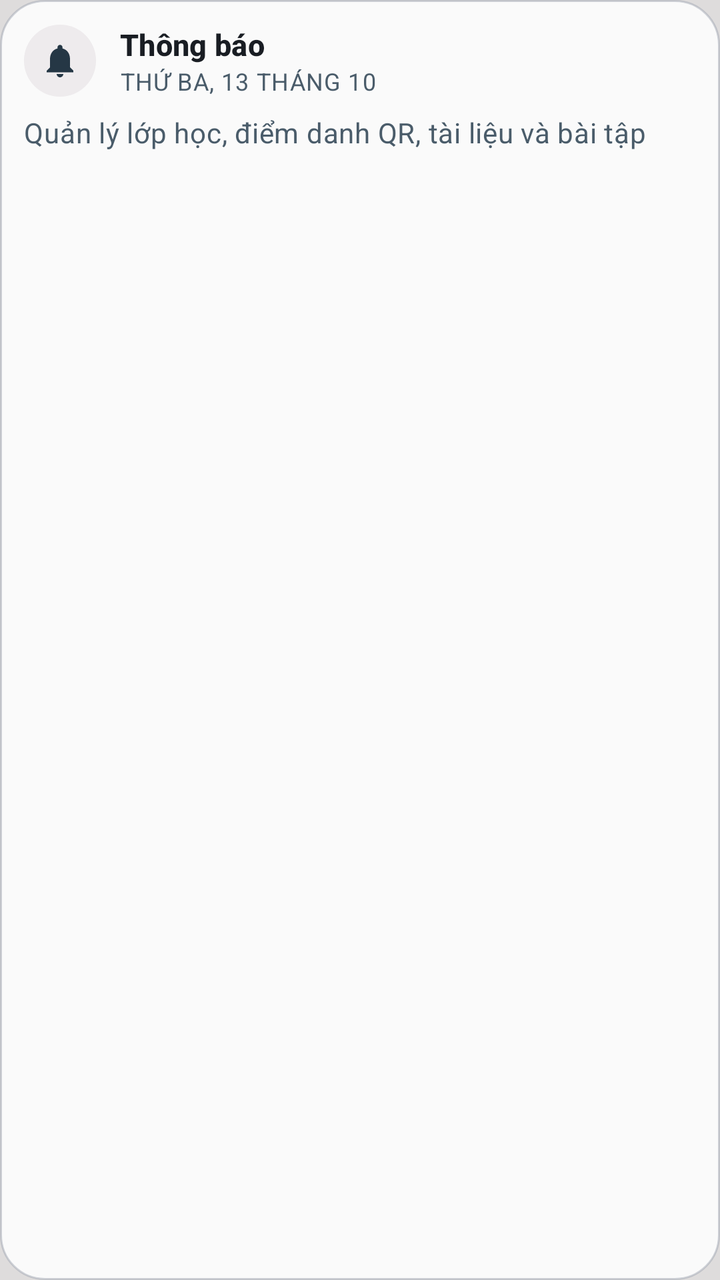
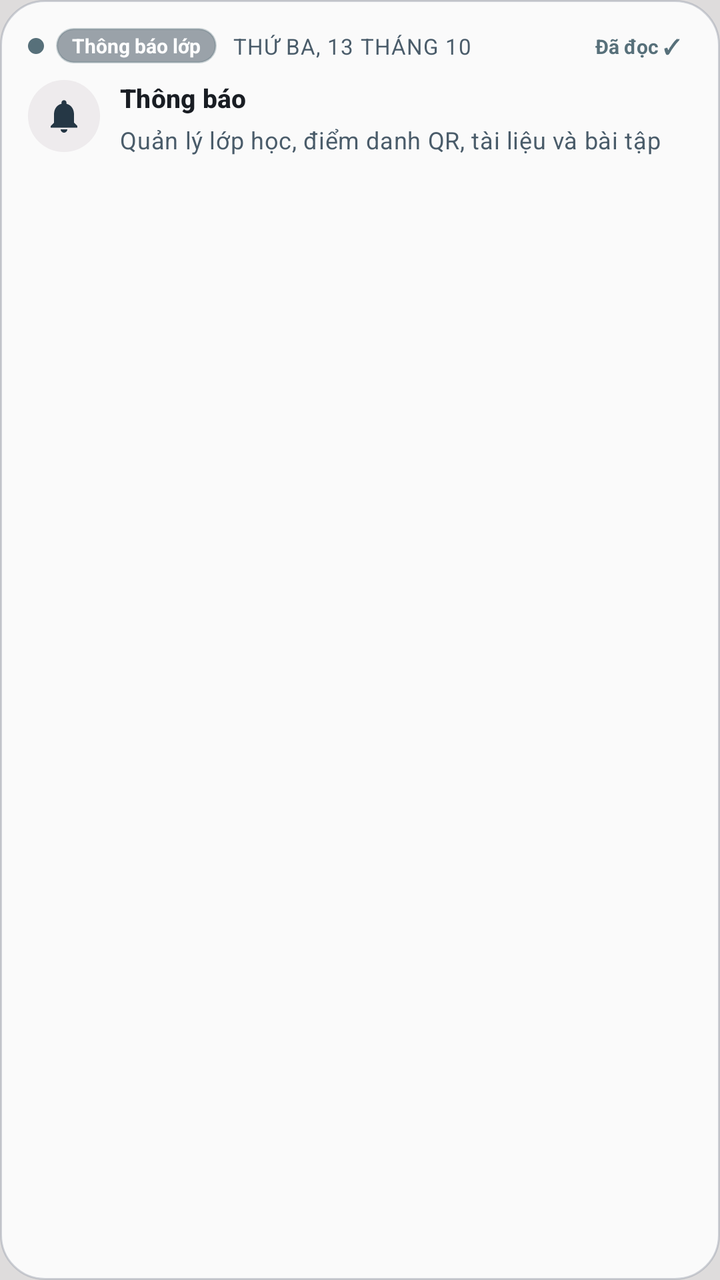

Before-and-after screenshots of an Android layout around one commit, followed by the original layout XML and the change that was made.
<!-- AndroidManifest.xml: application theme Theme.UniClassApp -->
<!-- res/layout/item_notification_row.xml -->
<?xml version="1.0" encoding="utf-8"?>
<LinearLayout xmlns:android="http://schemas.android.com/apk/res/android"
    xmlns:app="http://schemas.android.com/apk/res-auto"
    android:id="@+id/rowNotificationRoot"
    android:layout_width="match_parent"
    android:layout_height="wrap_content"
    android:layout_marginBottom="@dimen/space_8"
    android:background="@drawable/bg_unified_surface_card"
    android:minHeight="90dp"
    android:orientation="vertical"
    android:padding="@dimen/space_12">

    <LinearLayout
        android:layout_width="match_parent"
        android:layout_height="wrap_content"
        android:gravity="center_vertical"
        android:orientation="horizontal">

        <FrameLayout
            android:id="@+id/flNotifIconTile"
            android:layout_width="36dp"
            android:layout_height="36dp"
            android:background="@drawable/bg_circle_aura">

            <ImageView
                android:id="@+id/ivNotifIcon"
                android:layout_width="20dp"
                android:layout_height="20dp"
                android:layout_gravity="center"
                android:contentDescription="@null"
                android:src="@drawable/ic_notification"
                app:tint="@color/color_primary" />
        </FrameLayout>

        <LinearLayout
            android:layout_width="0dp"
            android:layout_height="wrap_content"
            android:layout_marginHorizontal="@dimen/space_12"
            android:layout_weight="1"
            android:orientation="vertical">

            <TextView
                android:id="@+id/tvNotifTitle"
                style="@style/TextAppearance.EduLens.Subtitle"
                android:layout_width="match_parent"
                android:layout_height="wrap_content"
                android:ellipsize="end"
                android:maxLines="1"
                android:text="@string/nav_notifications"
                android:textColor="@color/uc_text_primary" />

            <TextView
                android:id="@+id/tvNotifTime"
                style="@style/TextAppearance.EduLens.Caption"
                android:layout_width="match_parent"
                android:layout_height="wrap_content"
                android:text="@string/today_date"
                android:textColor="@color/uc_text_secondary" />
        </LinearLayout>

        <TextView
            android:id="@+id/tvUrgentTag"
            style="@style/TextAppearance.EduLens.Badge"
            android:layout_width="wrap_content"
            android:layout_height="wrap_content"
            android:background="@drawable/bg_tag_red"
            android:paddingHorizontal="@dimen/space_8"
            android:paddingVertical="2dp"
            android:text="@string/tag_urgent"
            android:textColor="@color/color_error"
            android:visibility="gone" />

        <ImageButton
            android:id="@+id/btnDeleteNotif"
            android:layout_width="32dp"
            android:layout_height="32dp"
            android:layout_marginStart="@dimen/space_8"
            android:background="?attr/selectableItemBackgroundBorderless"
            android:contentDescription="@null"
            android:padding="4dp"
            android:scaleType="fitCenter"
            android:src="@drawable/ic_delete"
            android:visibility="gone"
            app:tint="@color/color_error" />
    </LinearLayout>

    <TextView
        android:id="@+id/tvNotifContent"
        style="@style/TextAppearance.EduLens.Body"
        android:layout_width="match_parent"
        android:layout_height="wrap_content"
        android:layout_marginTop="@dimen/space_8"
        android:ellipsize="end"
        android:maxLines="2"
        android:text="@string/edu_lens_subtitle"
        android:textColor="@color/uc_text_secondary" />

    <com.google.android.material.button.MaterialButton
        android:id="@+id/btnDownloadQr"
        style="@style/Widget.EduLens.Button.Filled"
        android:layout_width="wrap_content"
        android:layout_height="36dp"
        android:layout_marginTop="@dimen/space_8"
        android:minHeight="36dp"
        android:paddingHorizontal="@dimen/space_12"
        android:paddingVertical="0dp"
        android:text="Tải mã QR về máy"
        android:textSize="12sp"
        android:visibility="gone"
        app:backgroundTint="@color/uc_btn_primary_bg"
        android:textColor="@color/uc_btn_primary_text"
        app:icon="@drawable/ic_download"
        app:iconGravity="textStart"
        app:iconPadding="@dimen/space_4"
        app:iconSize="16dp"
        app:iconTint="@color/uc_btn_primary_text" />
</LinearLayout>
<!-- resources referenced by this layout -->
<resources>
  <color name="color_error">#DC2626</color>
  <color name="color_primary">#253745</color>
  <color name="uc_btn_primary_bg">#253745</color>
  <color name="uc_btn_primary_text">#FFFFFF</color>
  <color name="uc_text_primary">#191D23</color>
  <color name="uc_text_secondary">#4A5C6A</color>
  <dimen name="space_12">12dp</dimen>
  <dimen name="space_4">4dp</dimen>
  <dimen name="space_8">8dp</dimen>
  <!-- drawable bg_circle_aura (drawable) -->
  <?xml version="1.0" encoding="utf-8"?>
  <shape xmlns:android="http://schemas.android.com/apk/res/android"
      android:shape="oval">
      <solid android:color="@color/color_primary_container" />
  </shape>
  <!-- drawable bg_tag_red (drawable) -->
  <?xml version="1.0" encoding="utf-8"?>
  <shape xmlns:android="http://schemas.android.com/apk/res/android"
      android:shape="rectangle">
      <solid android:color="#FEE2E2"/>
      <corners android:radius="6dp"/>
  </shape>
  <string name="edu_lens_subtitle">Quản lý lớp học, điểm danh QR, tài liệu và bài tập</string>
  <string name="nav_notifications">Thông báo</string>
  <string name="tag_urgent">Khẩn cấp</string>
  <string name="today_date">THỨ BA, 13 THÁNG 10</string>
  <style name="TextAppearance.EduLens.Badge" parent="TextAppearance.Material3.LabelSmall">
          <item name="android:textSize">12sp</item>
          <item name="android:textStyle">bold</item>
      </style>
  <style name="TextAppearance.EduLens.Subtitle" parent="TextAppearance.Material3.TitleSmall">
          <item name="android:textSize">15sp</item>
          <item name="android:textStyle">bold</item>
          <item name="android:textColor">@color/text_primary</item>
      </style>
  <style name="Theme.UniClassApp" parent="Base.Theme.UniClassApp" />
  <color name="color_primary_container">#40C5BAC4</color>
  <color name="uc_surface_card">#D9FFFFFF</color>
  <color name="uc_border_card">#73989DAA</color>
  <color name="text_secondary">@color/uc_text_secondary</color>
  <color name="text_primary">@color/uc_text_primary</color>
  <dimen name="button_height_md">40dp</dimen>
  <color name="p2_teal">#57707A</color>
  <color name="p2_lavender">#C5BAC4</color>
  <color name="uc_bg_canvas">#DEDCDC</color>
  <!-- unchanged entries left out for length: 8 -->
</resources>

<!-- the commit's change to res/layout/item_notification_row.xml (unified diff, before → after) -->
@@ -8,18 +8,102 @@
     android:background="@drawable/bg_unified_surface_card"
     android:minHeight="90dp"
     android:orientation="vertical"
-    android:padding="@dimen/space_12">
-
+    android:padding="14dp">
+
+    
     <LinearLayout
         android:layout_width="match_parent"
         android:layout_height="wrap_content"
         android:gravity="center_vertical"
         android:orientation="horizontal">
 
+        <View
+            android:id="@+id/viewUnreadDot"
+            android:layout_width="8dp"
+            android:layout_height="8dp"
+            android:layout_marginEnd="6dp"
+            android:background="@drawable/bg_circle_green"
+            android:backgroundTint="@color/p2_teal" />
+
+        <TextView
+            android:id="@+id/tvCategoryBadge"
+            android:layout_width="wrap_content"
+            android:layout_height="wrap_content"
+            android:background="@drawable/bg_unified_bento_stat"
+            android:paddingHorizontal="8dp"
+            android:paddingVertical="2dp"
+            android:text="Thông báo lớp"
+            android:textColor="#FFFFFF"
+            android:textSize="10sp"
+            android:textStyle="bold" />
+
+        <TextView
+            android:id="@+id/tvNotifTime"
+            style="@style/TextAppearance.EduLens.Caption"
+            android:layout_width="0dp"
+            android:layout_height="wrap_content"
+            android:layout_marginHorizontal="8dp"
+            android:layout_weight="1"
+            android:ellipsize="end"
+            android:maxLines="1"
+            android:text="@string/today_date"
+            android:textColor="@color/uc_text_secondary"
+            android:textSize="11sp" />
+
+        <TextView
+            android:id="@+id/tvUrgentTag"
+            style="@style/TextAppearance.EduLens.Badge"
+            android:layout_width="wrap_content"
+            android:layout_height="wrap_content"
+            android:layout_marginEnd="6dp"
+            android:background="@drawable/bg_tag_red"
+            android:paddingHorizontal="@dimen/space_8"
+            android:paddingVertical="2dp"
+            android:text="@string/tag_urgent"
+            android:textColor="@color/color_error"
+            android:visibility="gone" />
+
+        <TextView
+            android:id="@+id/btnToggleRead"
+            android:layout_width="wrap_content"
+            android:layout_height="wrap_content"
+            android:background="?attr/selectableItemBackgroundBorderless"
+            android:clickable="true"
+            android:focusable="true"
+            android:paddingHorizontal="6dp"
+            android:paddingVertical="2dp"
+            android:text="Đã đọc ✓"
+            android:textColor="@color/p2_teal"
+            android:textSize="10sp"
+            android:textStyle="bold" />
+
+        <ImageButton
+            android:id="@+id/btnDeleteNotif"
+            android:layout_width="28dp"
+            android:layout_height="28dp"
+            android:layout_marginStart="4dp"
+            android:background="?attr/selectableItemBackgroundBorderless"
+            android:contentDescription="@null"
+            android:padding="4dp"
+            android:scaleType="fitCenter"
+            android:src="@drawable/ic_delete"
+            android:visibility="gone"
+            app:tint="@color/color_error" />
+    </LinearLayout>
+
+    
+    <LinearLayout
+        android:layout_width="match_parent"
+        android:layout_height="wrap_content"
+        android:layout_marginTop="8dp"
+        android:gravity="top"
+        android:orientation="horizontal">
+
         <FrameLayout
             android:id="@+id/flNotifIconTile"
             android:layout_width="36dp"
             android:layout_height="36dp"
+            android:layout_marginEnd="10dp"
             android:background="@drawable/bg_circle_aura">
 
             <ImageView
@@ -35,7 +119,6 @@
         <LinearLayout
             android:layout_width="0dp"
             android:layout_height="wrap_content"
-            android:layout_marginHorizontal="@dimen/space_12"
             android:layout_weight="1"
             android:orientation="vertical">
 
@@ -45,73 +128,76 @@
                 android:layout_width="match_parent"
                 android:layout_height="wrap_content"
                 android:ellipsize="end"
-                android:maxLines="1"
+                android:maxLines="2"
                 android:text="@string/nav_notifications"
-                android:textColor="@color/uc_text_primary" />
+                android:textColor="@color/uc_text_primary"
+                android:textSize="13sp"
+                android:textStyle="bold" />
 
             <TextView
-                android:id="@+id/tvNotifTime"
-                style="@style/TextAppearance.EduLens.Caption"
+                android:id="@+id/tvNotifContent"
+                style="@style/TextAppearance.EduLens.Body"
                 android:layout_width="match_parent"
                 android:layout_height="wrap_content"
-                android:text="@string/today_date"
-                android:textColor="@color/uc_text_secondary" />
+                android:layout_marginTop="4dp"
+                android:ellipsize="end"
+                android:maxLines="3"
+                android:text="@string/edu_lens_subtitle"
+                android:textColor="@color/uc_text_secondary"
+                android:textSize="12sp" />
         </LinearLayout>
-
-        <TextView
-            android:id="@+id/tvUrgentTag"
-            style="@style/TextAppearance.EduLens.Badge"
-            android:layout_width="wrap_content"
-            android:layout_height="wrap_content"
-            android:background="@drawable/bg_tag_red"
-            android:paddingHorizontal="@dimen/space_8"
-            android:paddingVertical="2dp"
-            android:text="@string/tag_urgent"
-            android:textColor="@color/color_error"
-            android:visibility="gone" />
-
-        <ImageButton
-            android:id="@+id/btnDeleteNotif"
-            android:layout_width="32dp"
-            android:layout_height="32dp"
-            android:layout_marginStart="@dimen/space_8"
-            android:background="?attr/selectableItemBackgroundBorderless"
-            android:contentDescription="@null"
-            android:padding="4dp"
-            android:scaleType="fitCenter"
-            android:src="@drawable/ic_delete"
-            android:visibility="gone"
-            app:tint="@color/color_error" />
     </LinearLayout>
 
-    <TextView
-        android:id="@+id/tvNotifContent"
-        style="@style/TextAppearance.EduLens.Body"
+    
+    <LinearLayout
+        android:id="@+id/layoutNotifActions"
         android:layout_width="match_parent"
         android:layout_height="wrap_content"
-        android:layout_marginTop="@dimen/space_8"
-        android:ellipsize="end"
-        android:maxLines="2"
-        android:text="@string/edu_lens_subtitle"
-        android:textColor="@color/uc_text_secondary" />
-
-    <com.google.android.material.button.MaterialButton
-        android:id="@+id/btnDownloadQr"
-        style="@style/Widget.EduLens.Button.Filled"
-        android:layout_width="wrap_content"
-        android:layout_height="36dp"
-        android:layout_marginTop="@dimen/space_8"
-        android:minHeight="36dp"
-        android:paddingHorizontal="@dimen/space_12"
-        android:paddingVertical="0dp"
-        android:text="Tải mã QR về máy"
-        android:textSize="12sp"
-        android:visibility="gone"
-        app:backgroundTint="@color/uc_btn_primary_bg"
-        android:textColor="@color/uc_btn_primary_text"
-        app:icon="@drawable/ic_download"
-        app:iconGravity="textStart"
-        app:iconPadding="@dimen/space_4"
-        app:iconSize="16dp"
-        app:iconTint="@color/uc_btn_primary_text" />
+        android:layout_marginTop="10dp"
+        android:gravity="end|center_vertical"
+        android:orientation="horizontal"
+        android:visibility="gone">
+
+        <com.google.android.material.button.MaterialButton
+            android:id="@+id/btnDownloadQr"
+            style="@style/Widget.EduLens.Button.Outlined"
+            android:layout_width="wrap_content"
+            android:layout_height="34dp"
+            android:layout_marginEnd="8dp"
+            android:minHeight="34dp"
+            android:paddingHorizontal="10dp"
+            android:paddingVertical="0dp"
+            android:strokeColor="@color/uc_border_card"
+            android:text="Tải ảnh QR"
+            android:textColor="@color/uc_text_primary"
+            android:textSize="11sp"
+            android:visibility="gone"
+            app:cornerRadius="10dp"
+            app:icon="@drawable/ic_download"
+            app:iconGravity="textStart"
+            app:iconPadding="4dp"
+            app:iconSize="14dp"
+            app:iconTint="@color/p2_teal" />
+
+        <com.google.android.material.button.MaterialButton
+            android:id="@+id/btnScanQrNow"
+            style="@style/Widget.EduLens.Button.Filled"
+            android:layout_width="wrap_content"
+            android:layout_height="34dp"
+            android:minHeight="34dp"
+            android:paddingHorizontal="12dp"
+            android:paddingVertical="0dp"
+            android:text="Quét QR ngay →"
+            android:textColor="@color/uc_btn_primary_text"
+            android:textSize="11sp"
+            android:textStyle="bold"
+            android:visibility="gone"
+            app:backgroundTint="@color/uc_btn_primary_bg"
+            app:cornerRadius="10dp"
+            app:icon="@drawable/ic_qr_scan"
+            app:iconGravity="textStart"
+            app:iconPadding="4dp"
+            app:iconSize="14dp"
+            app:iconTint="@color/uc_btn_primary_text" />
+    </LinearLayout>
 </LinearLayout>
<!-- resource entries referenced after the edit -->
@@ -6,14 +6,18 @@
   <color name="uc_btn_primary_text">#FFFFFF</color>
   <color name="uc_text_primary">#191D23</color>
   <color name="uc_text_secondary">#4A5C6A</color>
-  <dimen name="space_12">12dp</dimen>
-  <dimen name="space_4">4dp</dimen>
   <dimen name="space_8">8dp</dimen>
   <!-- drawable bg_circle_aura (drawable) -->
   <?xml version="1.0" encoding="utf-8"?>
   <shape xmlns:android="http://schemas.android.com/apk/res/android"
       android:shape="oval">
       <solid android:color="@color/color_primary_container" />
+  </shape>
+  <!-- drawable bg_circle_green (drawable) -->
+  <?xml version="1.0" encoding="utf-8"?>
+  <shape xmlns:android="http://schemas.android.com/apk/res/android"
+      android:shape="oval">
+      <solid android:color="#34D399" />
   </shape>
   <!-- drawable bg_tag_red (drawable) -->
   <?xml version="1.0" encoding="utf-8"?>
@@ -22,6 +26,26 @@
       <solid android:color="#FEE2E2"/>
       <corners android:radius="6dp"/>
   </shape>
+  <!-- drawable bg_unified_bento_stat (drawable) -->
+  <?xml version="1.0" encoding="utf-8"?>
+  <shape xmlns:android="http://schemas.android.com/apk/res/android"
+      android:shape="rectangle">
+      <corners android:radius="18dp" />
+      <solid android:color="#73253745" />
+      <stroke
+          android:width="1dp"
+          android:color="#4D57707A" />
+  </shape>
+  <!-- drawable ic_qr_scan (drawable) -->
+  <vector xmlns:android="http://schemas.android.com/apk/res/android"
+      android:width="24dp"
+      android:height="24dp"
+      android:viewportWidth="24"
+      android:viewportHeight="24">
+    <path
+        android:fillColor="#FFFFFFFF"
+        android:pathData="M3,3h8v8H3V3z M5,5v4h4V5H5z M3,13h8v8H3V13z M5,15v4h4v-4H5z M13,3h8v8h-8V3z M15,5v4h4V5H15z M13,13h2v2h-2V13z M17,13h2v2h-2V13z M15,15h2v2h-2V15z M13,17h2v2h-2V17z M17,17h4v4h-4V17z"/>
+  </vector>
   <string name="edu_lens_subtitle">Quản lý lớp học, điểm danh QR, tài liệu và bài tập</string>
   <string name="nav_notifications">Thông báo</string>
   <string name="tag_urgent">Khẩn cấp</string>
@@ -34,6 +58,18 @@
           <item name="android:textSize">15sp</item>
           <item name="android:textStyle">bold</item>
           <item name="android:textColor">@color/text_primary</item>
+      </style>
+  <style name="Widget.EduLens.Button.Outlined" parent="Widget.Material3.Button.OutlinedButton">
+          <item name="android:minHeight">@dimen/button_height_md</item>
+          <item name="android:insetTop">0dp</item>
+          <item name="android:insetBottom">0dp</item>
+          <item name="strokeColor">@color/uc_border_card</item>
+          <item name="strokeWidth">1dp</item>
+          <item name="android:textColor">@color/uc_text_primary</item>
+          <item name="iconTint">@color/uc_text_primary</item>
+          <item name="cornerRadius">14dp</item>
+          <item name="android:textAllCaps">false</item>
+          <item name="android:textStyle">bold</item>
       </style>
   <style name="Theme.UniClassApp" parent="Base.Theme.UniClassApp" />
   <color name="color_primary_container">#40C5BAC4</color>
